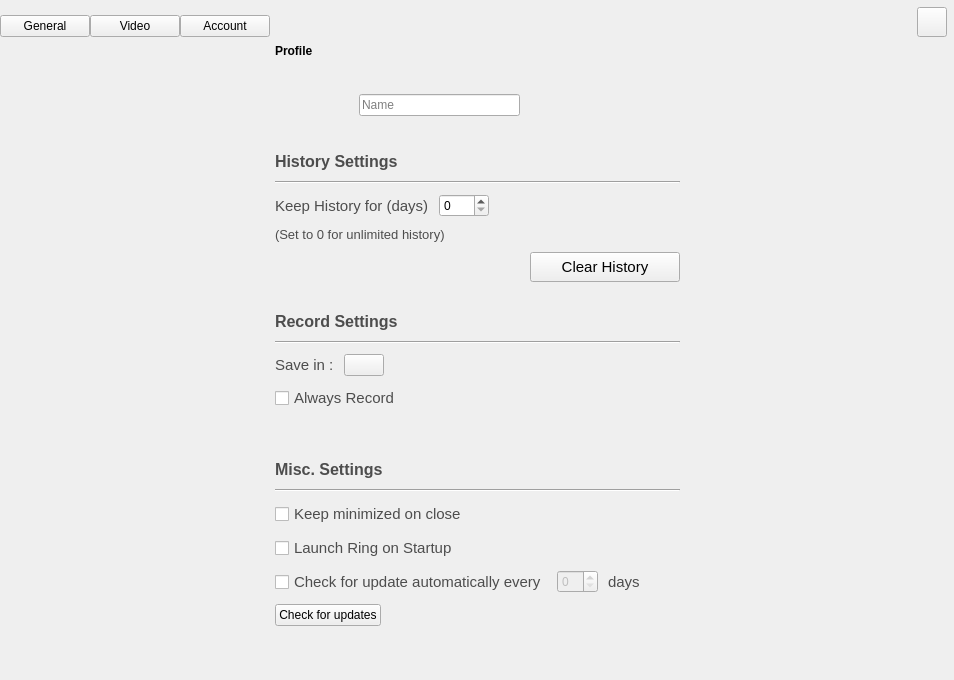
Above: configurationwidget.ui from savoirfairelinux/jami-client-windows before the change. Below: the same form after it.
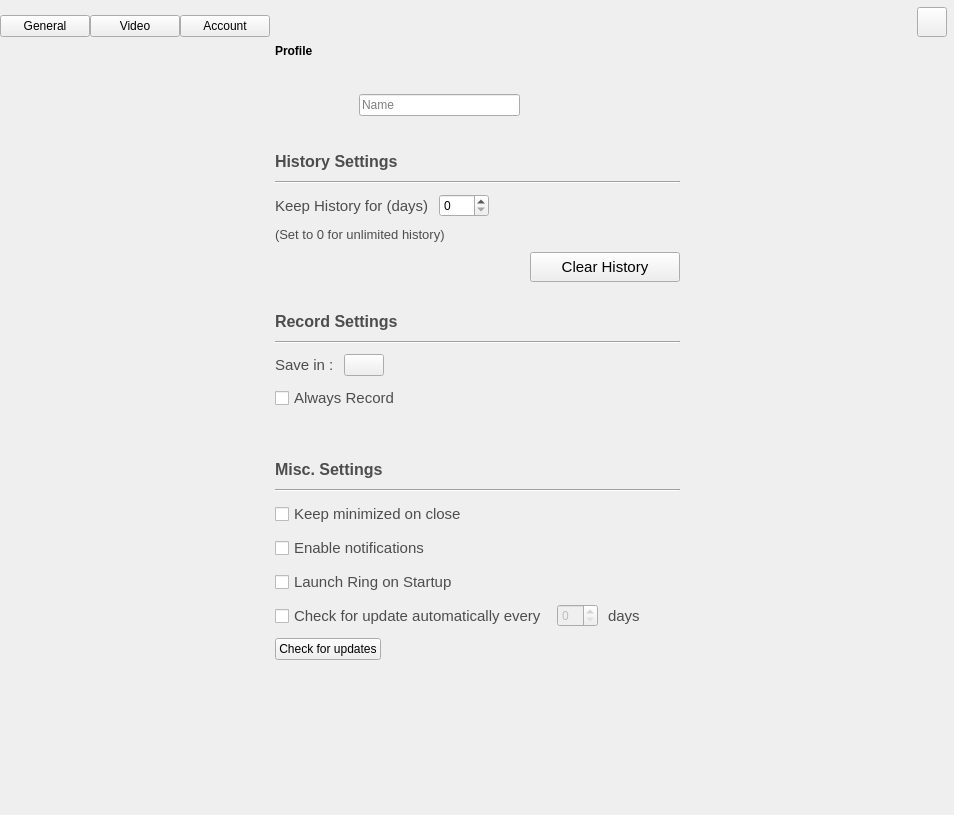
That is the form after the change. Icons and pictures are not drawn. Custom widgets are drawn as their Qt base class.

Commit message:
allow to disable notifications
also listen to messageClicked signal to
bring the ui up when notifications are clicked

Tuleap: #926

What changed in the file:
```diff
--- a/configurationwidget.ui
+++ b/configurationwidget.ui
@@ -7,7 +7,7 @@
     <x>0</x>
     <y>0</y>
     <width>954</width>
-    <height>680</height>
+    <height>815</height>
    </rect>
   </property>
   <property name="sizePolicy">
@@ -638,6 +638,21 @@
            </property>
           </widget>
          </item>
+         <item>
+          <widget class="QCheckBox" name="notificationCheckBox">
+           <property name="font">
+            <font>
+             <pointsize>11</pointsize>
+            </font>
+           </property>
+           <property name="styleSheet">
+            <string notr="true">color: rgb(77, 77, 77);</string>
+           </property>
+           <property name="text">
+            <string>Enable notifications</string>
+           </property>
+          </widget>
+         </item>
          <item>
           <widget class="QCheckBox" name="startupBox">
            <property name="sizePolicy">
```
The commit also changes 6 other files.
